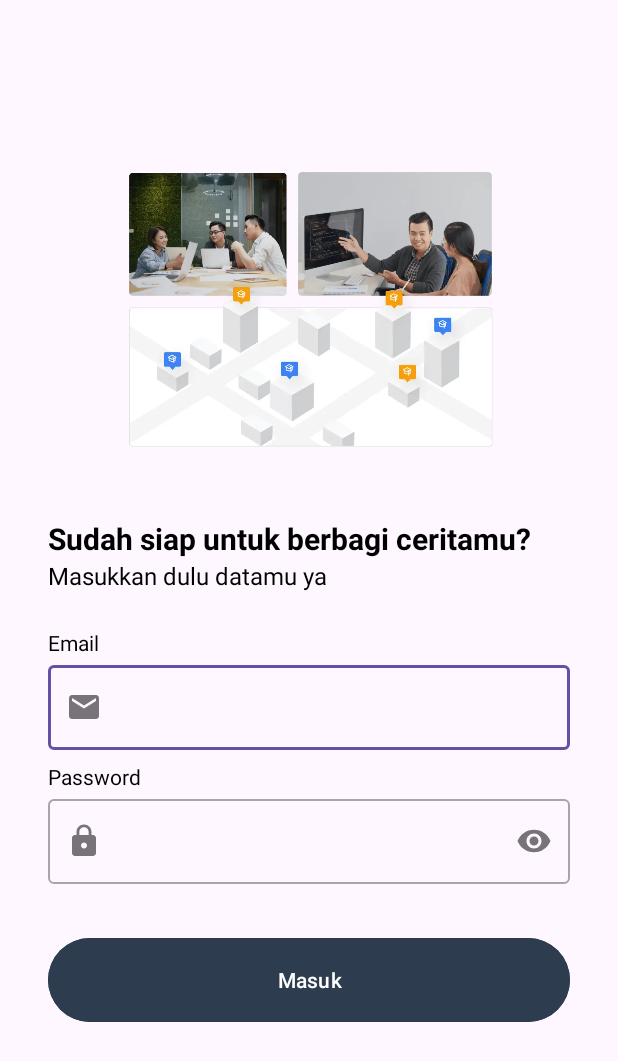
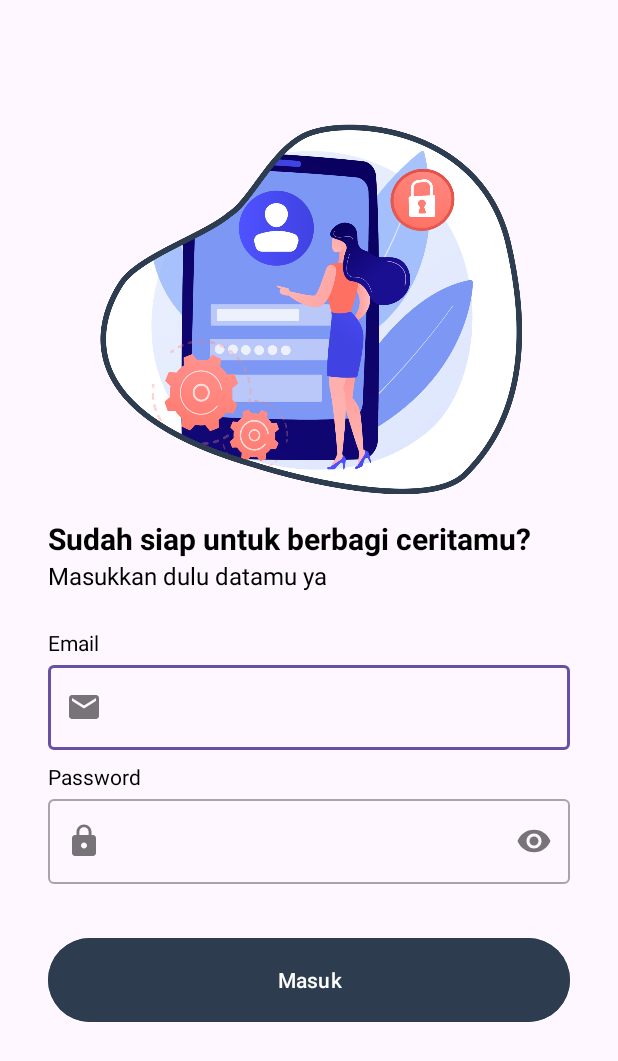
Before and after one commit to denidoodle12/StoryApp, an Android app: the LoginActivity screen opened directly, with no data from a screen before it, on a phone screen of 412 x 824 dp. Shown: the top 1061 px of the screen. Run offline under Robolectric (Android 15) with nearby library versions, the phone set to English and light mode, and no system bars; network calls fail.

Commit message:
clean code

```diff
--- a/app/src/main/java/com/submission/storyapp/di/Injection.kt
+++ b/app/src/main/java/com/submission/storyapp/di/Injection.kt
@@ -5,13 +5,10 @@ import com.submission.storyapp.data.StoryRepository
 import com.submission.storyapp.data.pref.UserPreference
 import com.submission.storyapp.data.pref.datastore
 import com.submission.storyapp.data.remote.retrofit.ApiConfig
-import kotlinx.coroutines.flow.first
-import kotlinx.coroutines.runBlocking
 
 object Injection {
     fun provideRepository(context: Context): StoryRepository {
         val pref = UserPreference.getInstance(context.datastore)
-//        val user = runBlocking { pref.getSession().first() }
         val apiService = ApiConfig.getApiService()
         return StoryRepository.getInstance(apiService, pref)
     }
--- a/app/src/main/java/com/submission/storyapp/ui/detail/DetailActivity.kt
+++ b/app/src/main/java/com/submission/storyapp/ui/detail/DetailActivity.kt
@@ -3,7 +3,6 @@ package com.submission.storyapp.ui.detail
 import android.os.Build
 import androidx.appcompat.app.AppCompatActivity
 import android.os.Bundle
-import android.util.Log
 import android.view.View
 import android.view.WindowInsets
 import android.view.WindowManager
@@ -58,7 +57,6 @@ class DetailActivity : AppCompatActivity() {
                             is Result.Success -> {
                                 binding.progressBarDetail.visibility = View.GONE
                                 showDetailData(detail.data)
-                                Log.d("success","success to get detail")
                             }
                             is Result.Error -> {
                                 binding.progressBarDetail.visibility = View.GONE
--- a/app/src/main/java/com/submission/storyapp/ui/login/LoginActivity.kt
+++ b/app/src/main/java/com/submission/storyapp/ui/login/LoginActivity.kt
@@ -21,7 +21,8 @@ import com.submission.storyapp.viewmodel.AuthenticationViewModel
 
 class LoginActivity : AppCompatActivity() {
 
-    private lateinit var binding: ActivityLoginBinding
+    private var _binding: ActivityLoginBinding? = null
+    private val binding get() = _binding!!
 
     private val viewModel: AuthenticationViewModel by viewModels {
         ViewModelFactory.getInstance(this)
@@ -29,8 +30,7 @@ class LoginActivity : AppCompatActivity() {
 
     override fun onCreate(savedInstanceState: Bundle?) {
         super.onCreate(savedInstanceState)
-        setContentView(R.layout.activity_login)
-        binding = ActivityLoginBinding.inflate(layoutInflater)
+        _binding = ActivityLoginBinding.inflate(layoutInflater)
         setContentView(binding.root)
 
         setupView()
@@ -129,4 +129,9 @@ class LoginActivity : AppCompatActivity() {
         }
     }
 
+    override fun onDestroy() {
+        super.onDestroy()
+        _binding = null
+    }
+
 }
--- a/app/src/main/java/com/submission/storyapp/ui/main/MainActivity.kt
+++ b/app/src/main/java/com/submission/storyapp/ui/main/MainActivity.kt
@@ -4,7 +4,6 @@ import android.content.Intent
 import android.os.Build
 import android.os.Bundle
 import android.provider.Settings
-import android.util.Log
 import androidx.appcompat.app.AppCompatActivity
 import android.view.Menu
 import android.view.MenuItem
@@ -59,7 +58,6 @@ class MainActivity : AppCompatActivity() {
     private fun setupAction() {
         viewModel.getSession().observe(this) { sessionUser ->
             if (!sessionUser.isLogin) {
-                Log.d("session", "unable to get session")
                 val intent = Intent(this@MainActivity, WelcomeActivity::class.java)
                 intent.flags = Intent.FLAG_ACTIVITY_NEW_TASK or Intent.FLAG_ACTIVITY_CLEAR_TASK
                 startActivity(intent)
@@ -70,12 +68,10 @@ class MainActivity : AppCompatActivity() {
                         is Result.Success -> {
                             binding.progressBar.visibility = View.GONE
                             storiesAdapter.submitList(results.data)
-                            Log.d("stories", "success to get stories")
                         }
                         is Result.Error -> {
                             binding.progressBar.visibility = View.GONE
                             Toast.makeText(this, results.message, Toast.LENGTH_SHORT).show()
-                            Log.d("stories", "failed to get stories")
                         }
                         is Result.Loading -> { binding.progressBar.visibility = View.VISIBLE }
                     }
@@ -94,9 +90,7 @@ class MainActivity : AppCompatActivity() {
 
             binding.fabAddStory.setOnClickListener {
                 val intent = Intent(this, AddStoryActivity::class.java)
-                intent.flags = Intent.FLAG_ACTIVITY_NEW_TASK or Intent.FLAG_ACTIVITY_CLEAR_TASK
                 startActivity(intent)
-                finish()
             }
         }
     }
--- a/app/src/main/java/com/submission/storyapp/ui/welcome/WelcomeActivity.kt
+++ b/app/src/main/java/com/submission/storyapp/ui/welcome/WelcomeActivity.kt
@@ -77,5 +77,8 @@ class WelcomeActivity : AppCompatActivity() {
 
     }
 
-
+    override fun onDestroy() {
+        super.onDestroy()
+        _binding = null
+    }
 }
--- a/app/src/main/res/layout/activity_login.xml
+++ b/app/src/main/res/layout/activity_login.xml
@@ -26,7 +26,7 @@
         app:layout_constraintEnd_toEndOf="parent"
         app:layout_constraintStart_toStartOf="parent"
         app:layout_constraintTop_toTopOf="@+id/guidelineHorizontal2"
-        app:srcCompat="@drawable/image_login" />
+        app:srcCompat="@drawable/vectorlogin" />
 
     <TextView
         android:id="@+id/titleTextView"
--- a/app/src/main/res/layout/activity_signup.xml
+++ b/app/src/main/res/layout/activity_signup.xml
@@ -26,7 +26,7 @@
       app:layout_constraintEnd_toEndOf="parent"
       app:layout_constraintStart_toStartOf="parent"
       app:layout_constraintTop_toTopOf="@+id/guideline2"
-      app:srcCompat="@drawable/image_signup" />
+      app:srcCompat="@drawable/vectorsignup" />
 
   <TextView
       android:id="@+id/titleTextView"
--- a/app/src/main/res/layout/activity_welcome.xml
+++ b/app/src/main/res/layout/activity_welcome.xml
@@ -11,11 +11,12 @@
         android:id="@+id/imageView"
         android:layout_width="0dp"
         android:layout_height="0dp"
+        android:padding="50dp"
         app:layout_constraintBottom_toTopOf="@+id/guidelineHorizontal"
         app:layout_constraintEnd_toEndOf="parent"
         app:layout_constraintStart_toStartOf="parent"
         app:layout_constraintTop_toTopOf="parent"
-        app:srcCompat="@drawable/image_welcome" />
+        app:srcCompat="@drawable/vectorwelcome" />
 
     <TextView
         android:id="@+id/titleTextView"
--- a/app/src/main/res/values/strings.xml
+++ b/app/src/main/res/values/strings.xml
@@ -37,4 +37,8 @@
     <string name="actionBarAddStory">Tambahkan Cerita</string>
     <string name="actionBarDetail">Detail Cerita</string>
     <string name="setMessageLogout">Logout Berhasil!</string>
+    <string name="setMessageSuccessUpload" translatable="false">Ceritamu berhasil di unggah!</string>
+    <string name="setMessageFailedUpload">Ceritamu gagal di unggah!</string>
+    <string name="permissionGranted">Permintaan izin dikabulkan</string>
+    <string name="permissionDenied">Permintaan izin ditolak</string>
 </resources>
```
Also changed, not shown: app/src/main/java/com/submission/storyapp/data/remote/retrofit/ApiConfig.kt (+0 -10 lines), app/src/main/java/com/submission/storyapp/ui/addstory/AddStoryActivity.kt (+15 -12 lines), app/src/main/res/drawable/image_dicoding.webp (deleted), app/src/main/res/drawable/image_login.webp (deleted), app/src/main/res/drawable/image_signup.webp (deleted), app/src/main/res/drawable/image_welcome.webp (deleted), app/src/main/res/drawable/vectorlogin.png (added), app/src/main/res/drawable/vectorsignup.png (added), 2 other files.
